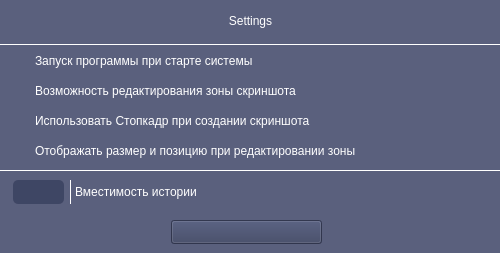
First picture: the form in settingsform.ui, repository HOMECODERNEO/Scissors, before the edit.
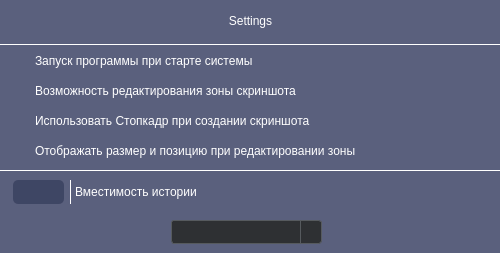
Second picture: the form after the edit. Icons and pictures are not drawn.

The edit to the form file:
```diff
--- a/settingsform.ui
+++ b/settingsform.ui
@@ -419,16 +419,22 @@
     </rect>
    </property>
    <property name="styleSheet">
-    <string notr="true">QComboBox{
-color: rgb(255, 255, 255);
-background-color: rgba(55, 62, 93, 200);
-font: 700 9pt &quot;Segoe UI&quot;;
+    <string notr="true">QComboBox {
+	border: 1px solid #565a5e;
+	border-radius: 3px;
+	padding: 1px 18px 1px 3px;
+    background-color: #2e3033;
+    color: rgb(255, 255, 255);
 }
 
-QComboBox::drop-down{
-	width: 15px;
-	color: rgba(255, 255, 255, 255);
-    background-color: rgba(0, 0, 0, 0);
+QComboBox::drop-down {
+    subcontrol-origin: padding;
+    subcontrol-position: top right;
+    width: 20px;
+
+    border-left-width: 1px;
+    border-left-color: #565a5e;
+    border-left-style: solid;
 }
 
 QComboBox::down-arrow {
@@ -439,11 +445,20 @@
     border-image: url(:/ComboBox/Resourse/ComboBox/Arrow-Up.png);
 }
 
-QComboBox QAbstractItemView{
-  color: rgb(85, 170, 255);	
-  background-color: #373e4e;
-  padding: 10px;
-  selection-background-color: rgb(39, 44, 54);
+QComboBox QAbstractItemView {
+    border: 1px solid #565a5e;
+    border-radius: 3px;
+    background-color: #2e3033;
+    color: rgb(255, 255, 255);
+    selection-background-color: #3e4145;
+}
+
+QComboBox::item {
+    padding: 5px;
+}
+
+QComboBox::item:selected {
+    background-color: #3e4145;
 }</string>
    </property>
   </widget>
```
Left out of the diff: 2 changed lines with no effect on the pictures.
